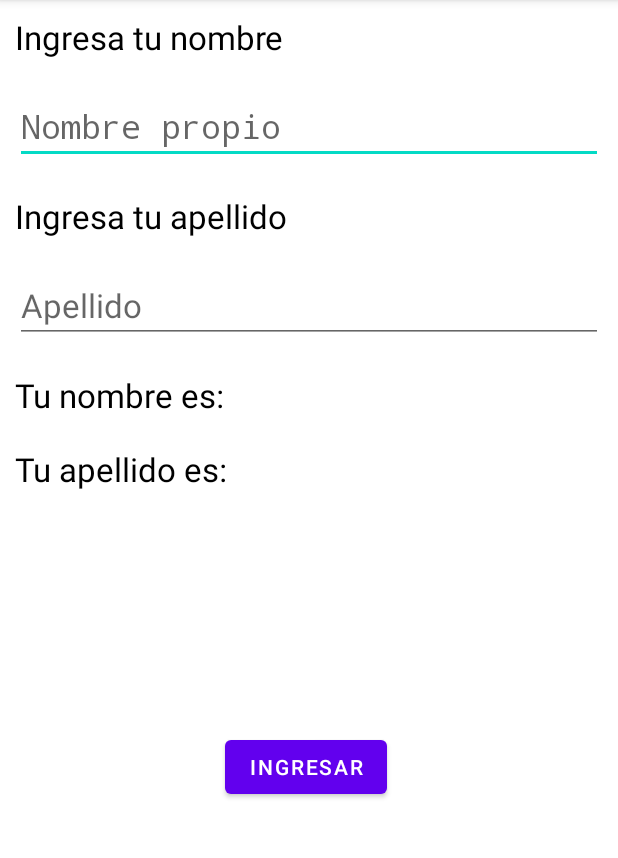
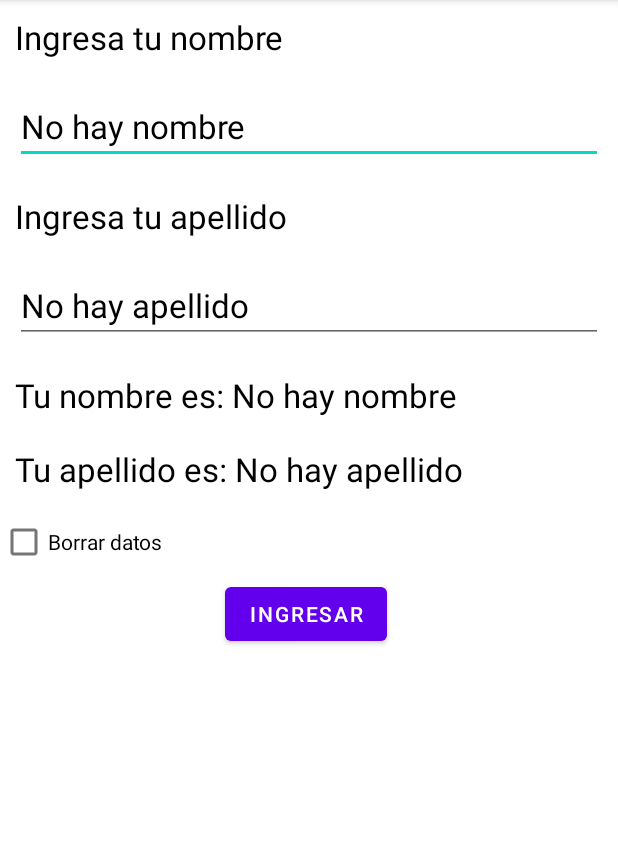
Before and after one commit to Carloscrm2/Dispositivos-Moviles, an Android app: the screen it shows after launch (MainActivity), after a tap on "INGRESAR", on a phone screen of 412 x 824 dp, the part 84-942 px from its top. Run offline under Robolectric (Android 15) with nearby library versions, the phone set to English and light mode, and no system bars.

Commit message:
Se agregaron ciclos de vida de aplicacion y editor para guardar datos del usuario en un archivo

```diff
--- a/ListenerOnKey/app/src/main/java/com/example/listeneronkey/MainActivity.java
+++ b/ListenerOnKey/app/src/main/java/com/example/listeneronkey/MainActivity.java
@@ -1,11 +1,14 @@
 package com.example.listeneronkey;
 
 import androidx.appcompat.app.AppCompatActivity;
+
+import android.content.SharedPreferences;
 import android.os.Bundle;
 import android.text.InputType;
 import android.view.KeyEvent;
 import android.view.View;
 import android.widget.Button;
+import android.widget.CheckBox;
 import android.widget.EditText;
 import android.widget.TextView;
 import android.widget.Toast;
@@ -13,9 +16,15 @@ public class MainActivity extends AppCompatActivity implements View.OnClickListe
     TextView tx1, tx2, tx3, tx4;
     EditText edtx1, edtx2;
 
+    SharedPreferences misDatos;
+    String nombre, apellido;
+
+    CheckBox cbox1;
+
     @Override
     protected void onCreate(Bundle savedInstanceState) {
         super.onCreate(savedInstanceState);
+        Toast.makeText(getApplicationContext(),"onCreate",Toast.LENGTH_LONG).show();
         setContentView(R.layout.activity_main);
         tx1 = (TextView) findViewById(R.id.txt1);
         tx2 = (TextView) findViewById(R.id.txt2);
@@ -23,13 +32,24 @@ public class MainActivity extends AppCompatActivity implements View.OnClickListe
         tx4 = (TextView) findViewById(R.id.txt4);
         edtx1 = (EditText) findViewById(R.id.edtx1);
         edtx2 = (EditText) findViewById(R.id.edtx2);
+        cbox1 = (CheckBox) findViewById(R.id.cbox1);
         Button button1 = (Button) findViewById(R.id.btn1);
         button1.setOnClickListener(this);
         clasepropiaOnKeyListener miListener = new clasepropiaOnKeyListener();
         edtx2.setOnKeyListener(miListener);
         edtx1.setOnKeyListener(miListener);
         //Poner teclado numerico
-        edtx1.setInputType(InputType.TYPE_CLASS_NUMBER | InputType.TYPE_NUMBER_VARIATION_PASSWORD);
+        //edtx1.setInputType(InputType.TYPE_CLASS_NUMBER | InputType.TYPE_NUMBER_VARIATION_PASSWORD);
+
+        //getSharedPreferences("nombre archivo", modo: protegido(0))
+        misDatos = getSharedPreferences("preferencias", 0);
+        // El segundo parametro es por si no encuentra nada en el archivo
+        // El primer argumento es el nombre de la etiqueta
+        nombre = misDatos.getString("name", "No hay nombre");
+        apellido = misDatos.getString("last_name", "No hay apellido");
+        edtx1.setText(nombre);
+        edtx2.setText(apellido);
+
 
        /*edtx2.setOnKeyListener(new View.OnKeyListener() {
             @Override
@@ -46,6 +66,59 @@ public class MainActivity extends AppCompatActivity implements View.OnClickListe
             }
         });*/
     }
+    //Ciclos de vida de una aplicacion
+    @Override
+    protected void onStart(){
+        super.onStart();
+        Toast.makeText(getApplicationContext(),"onStart",Toast.LENGTH_LONG).show();
+    }
+
+    @Override
+    protected void onResume(){
+        super.onResume();
+        Toast.makeText(getApplicationContext(),"onResume",Toast.LENGTH_LONG).show();
+    }
+
+    //Cuando la aplicacion esta en segundo plano
+    @Override
+    protected void onPause(){
+        super.onPause();
+        Toast.makeText(getApplicationContext(),"onPause",Toast.LENGTH_LONG).show();
+        //Creamos un editor para poder guardar en el archivo los datos ingresados por el usuario
+        SharedPreferences.Editor miEditor = misDatos.edit();
+        nombre  = edtx1.getText().toString();
+        apellido = edtx2.getText().toString();
+        // Guardamos los datos ingresados en los EditText en el editor
+        miEditor.putString("name", nombre);
+        miEditor.putString("last_name", apellido);
+        // Guardamos el archivo
+        miEditor.commit();
+    }
+
+    @Override
+    protected void onStop(){
+        super.onStop();
+        Toast.makeText(getApplicationContext(),"onStop",Toast.LENGTH_LONG).show();
+
+    }
+
+    @Override
+    protected void onDestroy(){
+        super.onDestroy();
+        //Borramos los datos del archivo
+        if (cbox1.isChecked()==true){
+            misDatos.edit().clear().commit();
+            Toast.makeText(getApplicationContext(),"onDestroy",Toast.LENGTH_LONG).show();
+        }
+    }
+
+    @Override
+    protected void onRestart(){
+        super.onRestart();
+        Toast.makeText(getApplicationContext(),"onRestart",Toast.LENGTH_LONG).show();
+    }
+
+
     @Override
     public void onClick(View view) {
         tx3.setText("Tu nombre es: " + edtx1.getText().toString());
--- a/ListenerOnKey/app/src/main/res/layout/activity_main.xml
+++ b/ListenerOnKey/app/src/main/res/layout/activity_main.xml
@@ -59,10 +59,21 @@
         android:textColor="#000000"
         android:layout_margin="10dp"/>
 
+    <CheckBox
+        android:id="@+id/cbox1"
+        android:layout_width="match_parent"
+        android:layout_height="wrap_content"
+        android:text="Borrar datos"/>
+
     <Button
         android:id="@+id/btn1"
         android:layout_width="wrap_content"
         android:layout_height="wrap_content"
         android:text="Ingresar"
-        android:layout_margin="150dp"/>
+        android:layout_marginTop="0dp"
+        android:layout_marginLeft="150dp"
+        />
+
+
+
 </LinearLayout>
```
